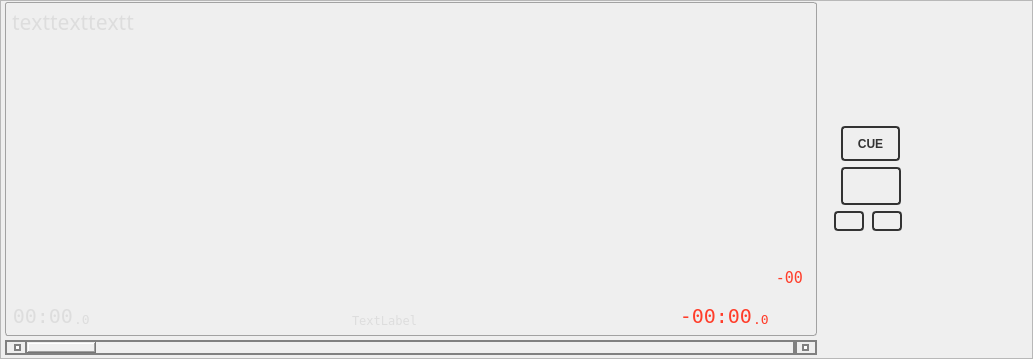
Before: the Qt Designer form src/playerwidget.ui in knowthelist/knowthelist, drawn with Qt 5.
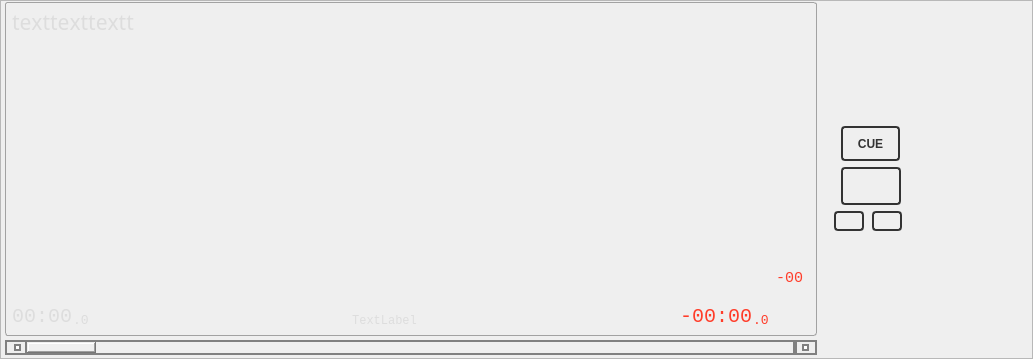
After: the same form once the commit is applied. Custom widgets are drawn as their Qt base class.

Diff of the .ui file:
```diff
--- a/src/playerwidget.ui
+++ b/src/playerwidget.ui
@@ -1391,7 +1391,7 @@
                  </property>
                  <property name="font">
                   <font>
-                   <family>DejaVu Sans Mono</family>
+                   <family>Monospace</family>
                    <pointsize>15</pointsize>
                    <bold>false</bold>
                    <kerning>false</kerning>
@@ -1881,7 +1881,7 @@
                  </property>
                  <property name="font">
                   <font>
-                   <family>DejaVu Sans Mono</family>
+                   <family>Monospace</family>
                    <pointsize>10</pointsize>
                    <bold>false</bold>
                   </font>
@@ -1928,7 +1928,7 @@
                  </property>
                  <property name="font">
                   <font>
-                   <family>DejaVu Sans Mono</family>
+                   <family>Monospace</family>
                   </font>
                  </property>
                  <property name="text">
@@ -2409,7 +2409,7 @@
                  </property>
                  <property name="font">
                   <font>
-                   <family>DejaVu Sans Mono</family>
+                   <family>Monospace</family>
                    <pointsize>15</pointsize>
                   </font>
                  </property>
@@ -2903,7 +2903,7 @@
                  </property>
                  <property name="font">
                   <font>
-                   <family>DejaVu Sans Mono</family>
+                   <family>Monospace</family>
                    <pointsize>10</pointsize>
                   </font>
                  </property>
@@ -2937,7 +2937,7 @@
                  </property>
                  <property name="font">
                   <font>
-                   <family>DejaVu Sans Mono</family>
+                   <family>Monospace</family>
                    <pointsize>11</pointsize>
                    <bold>false</bold>
                   </font>
```
